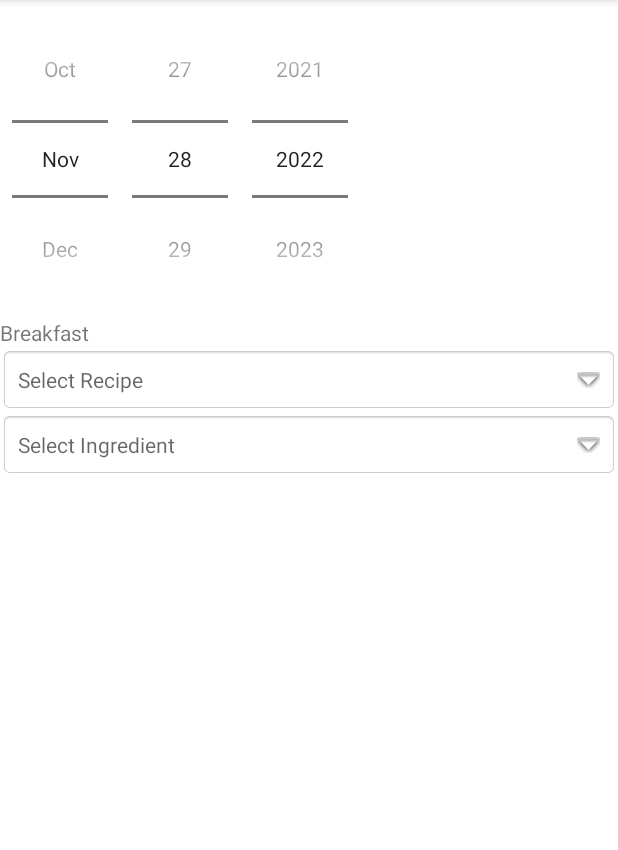
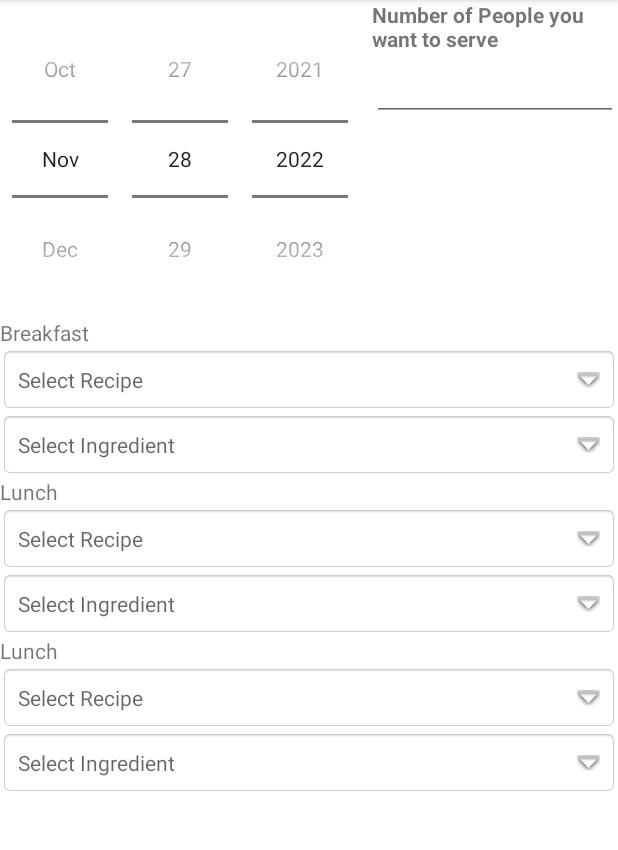
Before and after one commit to CMPUT301F22T30/FoodStory, an Android app: the AddMealPlanFragment screen opened through its navigation route, on a phone screen of 412 x 824 dp, the part 84-934 px from its top. Run offline under Robolectric (Android 15) with nearby library versions, the phone set to English and light mode, and no system bars; our stand-ins replace Firebase (no records; nobody signed in at launch, a user with empty details on screens opened directly), navigation-ui.

Commit message:
Breakfast, Lunch, Dinner options added

```diff
--- a/code/app/src/main/java/com/example/foodstory/AddMealPlanFragment.java
+++ b/code/app/src/main/java/com/example/foodstory/AddMealPlanFragment.java
@@ -38,27 +38,36 @@ public class AddMealPlanFragment extends Fragment {
 
     private AddMealPlanFragmentBinding binding;
     DatePicker mealPlanDate;
-    TextView breakfast_recipe_select;
 
+    String TAG = "Sample";
     FirebaseFirestore dbAddMealPlan;
     ArrayList<MealPlan> mealplans;
     ArrayAdapter<MealPlan> mealPlan_Adapter;
-    boolean[] selectedMealPlan;
-    ArrayList<Integer> selectedMpList = new ArrayList<>();
+
+    TextView breakfast_recipe_select;
     String[] recipeArray ;
-    String TAG = "Sample";
     RecipeClass recipefromdb;
     ArrayList<String> recipeNames;
 
     TextView breakfast_ingredient_select;
-    boolean[] selectedIngredient;
-    ArrayList<Integer> selectedIngList = new ArrayList<>();
+
     String[] ingredientArray;
     Ingredient ingredientfromdb;
     ArrayList<String> ingredientNames;
     public AddMealPlanFragment(){
     }
 
+    TextView lunch_recipe_select;
+    TextView lunch_ingredient_select;
+    TextView dinner_recipe_select;
+    TextView dinner_ingredient_select;
+
+    ArrayList<String> breakfast_recipe_array = new ArrayList<>();
+    ArrayList<String> breakfast_ingredient_array = new ArrayList<>();
+    ArrayList<String> lunch_recipe_array = new ArrayList<>();
+    ArrayList<String> lunch_ingredient_array = new ArrayList<>();
+    ArrayList<String> dinner_recipe_array = new ArrayList<>();
+    ArrayList<String> dinner_ingredient_array = new ArrayList<>();
 
 
     @Override
@@ -80,7 +89,15 @@ public class AddMealPlanFragment extends Fragment {
         CollectionReference mealplanReference = dbAddMealPlan.collection("MealPlans");
 
         breakfast_recipe_select = getView().findViewById(R.id.breakfast_recipe_select);
+        breakfast_ingredient_select = getView().findViewById(R.id.breakfast_ingredient_select);
+        lunch_recipe_select = getView().findViewById(R.id.lunch_recipe_select);
+        lunch_ingredient_select = getView().findViewById(R.id.lunch_ingredient_select);
+        dinner_recipe_select = getView().findViewById(R.id.dinner_recipe_select);
+        dinner_ingredient_select = getView().findViewById(R.id.dinner_ingredient_select);
+
         recipeNames = new ArrayList<>();
+        ingredientNames = new ArrayList<>();
+
         dbAddMealPlan.collection("Recipes").get().addOnCompleteListener(new OnCompleteListener<QuerySnapshot>() {
             @Override
             public void onComplete(@NonNull Task<QuerySnapshot> task) {
@@ -88,32 +105,11 @@ public class AddMealPlanFragment extends Fragment {
 
                     for (QueryDocumentSnapshot document : task.getResult()) {
                         recipefromdb = document.toObject(RecipeClass.class);
-                        Log.d(TAG, "recipename: " + recipefromdb.getTitle());
                         recipeNames.add(recipefromdb.getTitle());
                     }
-                    createRecipeDropdown(breakfast_recipe_select, recipeNames);
-
-                } else {
-                    Log.d(TAG, "Error getting documents: ", task.getException());
-                }
-
-            }
-        });
-
-
-        breakfast_ingredient_select = getView().findViewById(R.id.breakfast_ingredient_select);
-        ingredientNames = new ArrayList<>();
-        dbAddMealPlan.collection("Ingredients").get().addOnCompleteListener(new OnCompleteListener<QuerySnapshot>() {
-            @Override
-            public void onComplete(@NonNull Task<QuerySnapshot> task) {
-                if (task.isSuccessful()) {
-
-                    for (QueryDocumentSnapshot document : task.getResult()) {
-                        ingredientfromdb = document.toObject(Ingredient.class);
-                        Log.d(TAG, "ingname: " + ingredientfromdb.getName());
-                        ingredientNames.add(ingredientfromdb.getName());
-                    }
-                    createIngredientDropdown(breakfast_ingredient_select, ingredientNames);
+                    breakfast_recipe_array = createRecipeDropdown(breakfast_recipe_select, recipeNames);
+                    lunch_recipe_array = createRecipeDropdown(lunch_recipe_select, recipeNames);
+                    dinner_recipe_array = createRecipeDropdown(dinner_recipe_select, recipeNames);
 
 
                 } else {
@@ -126,8 +122,25 @@ public class AddMealPlanFragment extends Fragment {
 
 
 
+        dbAddMealPlan.collection("Ingredients").get().addOnCompleteListener(new OnCompleteListener<QuerySnapshot>() {
+            @Override
+            public void onComplete(@NonNull Task<QuerySnapshot> task) {
+                if (task.isSuccessful()) {
 
+                    for (QueryDocumentSnapshot document : task.getResult()) {
+                        ingredientfromdb = document.toObject(Ingredient.class);
+                        ingredientNames.add(ingredientfromdb.getName());
+                    }
+                    breakfast_ingredient_array = createIngredientDropdown(breakfast_ingredient_select, ingredientNames);
+                    lunch_ingredient_array = createIngredientDropdown(lunch_ingredient_select, ingredientNames);
+                    dinner_ingredient_array = createIngredientDropdown(dinner_ingredient_select, ingredientNames);
 
+                } else {
+                    Log.d(TAG, "Error getting documents: ", task.getException());
+                }
+
+            }
+        });
 
 
 
@@ -139,13 +152,14 @@ public class AddMealPlanFragment extends Fragment {
         binding = null;
     }
 
-    public void createRecipeDropdown(TextView breakfast_recipe_select, ArrayList<String> recipeNames){
+    public ArrayList<String> createRecipeDropdown(TextView breakfast_recipe_select, ArrayList<String> recipeNames){
+        ArrayList<Integer> selectedRecList = new ArrayList<>();
         recipeArray = new String[recipeNames.size()];
         for (int i =0; i < recipeNames.size(); i++){
             recipeArray[i] = recipeNames.get(i);
         }
-        selectedMealPlan = new boolean[recipeArray.length];
-
+        boolean[] selectedRecipe = new boolean[recipeArray.length];
+        ArrayList<String> final_recipe_names = new ArrayList<>();
         breakfast_recipe_select.setOnClickListener(new View.OnClickListener() {
             @Override
             public void onClick(View view) {
@@ -159,16 +173,16 @@ public class AddMealPlanFragment extends Fragment {
                 // set dialog non cancelable
                 builder.setCancelable(false);
 
-                builder.setMultiChoiceItems(recipeArray, selectedMealPlan, new DialogInterface.OnMultiChoiceClickListener() {
+                builder.setMultiChoiceItems(recipeArray, selectedRecipe, new DialogInterface.OnMultiChoiceClickListener() {
                     @Override
                     public void onClick(DialogInterface dialogInterface, int i, boolean b) {
                         if (b) {
                             // when checkbox selected : Add position  in mpList
-                            selectedMpList.add(i);
-                            Collections.sort(selectedMpList);
+                            selectedRecList.add(i);
+                            Collections.sort(selectedRecList);
                         } else {
                             // when checkbox unselected:  Remove position from mpList
-                            selectedMpList.remove(Integer.valueOf(i));
+                            selectedRecList.remove(Integer.valueOf(i));
                         }
                     }
                 });
@@ -179,11 +193,12 @@ public class AddMealPlanFragment extends Fragment {
                         // Initialize string builder
                         StringBuilder stringBuilder = new StringBuilder();
                         // use for loop
-                        for (int j = 0; j < selectedMpList.size(); j++) {
+                        for (int j = 0; j < selectedRecList.size(); j++) {
                             // concat array value
-                            stringBuilder.append(recipeArray[selectedMpList.get(j)]);
+                            stringBuilder.append(recipeArray[selectedRecList.get(j)]);
+                            final_recipe_names.add(recipeArray[selectedRecList.get(j)]);
                             // check condition
-                            if (j != selectedMpList.size() - 1) {
+                            if (j != selectedRecList.size() - 1) {
                                 // When j value  not equal
                                 // to lang list size - 1
                                 // add comma
@@ -206,11 +221,11 @@ public class AddMealPlanFragment extends Fragment {
                     @Override
                     public void onClick(DialogInterface dialogInterface, int i) {
                         // use for loop
-                        for (int j = 0; j < selectedMealPlan.length; j++) {
+                        for (int j = 0; j < selectedRecipe.length; j++) {
                             // remove all selection
-                            selectedMealPlan[j] = false;
+                            selectedRecipe[j] = false;
                             // clear language list
-                            selectedMpList.clear();
+                            selectedRecList.clear();
                             // clear text view value
                             breakfast_recipe_select.setText("");
                         }
@@ -221,18 +236,22 @@ public class AddMealPlanFragment extends Fragment {
             }
         });
 
+        return final_recipe_names;
+
+
+
 
     }
 
-    public void createIngredientDropdown(TextView breakfast_ingredient_select, ArrayList<String> ingredientNames ){
+    public ArrayList<String> createIngredientDropdown(TextView breakfast_ingredient_select, ArrayList<String> ingredientNames ){
         ingredientArray = new String[ingredientNames.size()];
         for (int i =0; i < ingredientNames.size(); i++){
-            Log.d(TAG, "title" + ingredientNames.get(i));
+
             ingredientArray[i] = ingredientNames.get(i);
         }
-        Log.d(TAG, "FINAL ARRAAY SIZE:  " + String.valueOf(ingredientArray.length));
-        selectedIngredient = new boolean[ingredientArray.length];
-
+        ArrayList<String> final_ingredient_names = new ArrayList<>();
+        boolean[] selectedIngredient = new boolean[ingredientArray.length];
+        ArrayList<Integer> selectedIngList = new ArrayList<>();
         breakfast_ingredient_select.setOnClickListener(new View.OnClickListener() {
             @Override
             public void onClick(View view) {
@@ -269,6 +288,7 @@ public class AddMealPlanFragment extends Fragment {
                         for (int j = 0; j < selectedIngList.size(); j++) {
                             // concat array value
                             stringBuilder.append(ingredientArray[selectedIngList.get(j)]);
+                            final_ingredient_names.add(ingredientArray[selectedIngList.get(j)]);
                             // check condition
                             if (j != selectedIngList.size() - 1) {
                                 // When j value  not equal
@@ -306,7 +326,10 @@ public class AddMealPlanFragment extends Fragment {
                 // show dialog
                 builder.show();
             }
+
         });
+
+        return final_ingredient_names;
     }
 
 
--- a/code/app/src/main/java/com/example/foodstory/MealPlan.java
+++ b/code/app/src/main/java/com/example/foodstory/MealPlan.java
@@ -16,6 +16,7 @@ public class MealPlan implements Serializable {
     private ArrayList<String> breakfastArray;
     private ArrayList<String> lunchArray;
     private ArrayList<String> dinnerArray;
+    private int numOfPeople;
 
 
     public String getMealPlanHeading() {
@@ -48,7 +49,12 @@ public class MealPlan implements Serializable {
 
     public ArrayList<String> getLunchArray(){return this.lunchArray; }
 
-    public ArrayList<String> getDinner(){return this.dinnerArray; }
+    public ArrayList<String>  getDinner(){return this.dinnerArray; }
+
+    public int getNumOfPeople() { return this.numOfPeople; }
+
+    public void setNumOfPeople(int numPeople){this.numOfPeople = numPeople; }
+
 
 
 
--- a/code/app/src/main/res/layout/add_meal_plan_fragment.xml
+++ b/code/app/src/main/res/layout/add_meal_plan_fragment.xml
@@ -10,7 +10,8 @@
 
     <LinearLayout
         android:layout_width="match_parent"
-        android:layout_height="wrap_content">
+        android:layout_height="wrap_content"
+        android:orientation="horizontal">
 
         <DatePicker
             android:id="@+id/meal_plan_datepicker"
@@ -19,6 +20,33 @@
             android:layout_gravity="center_horizontal"
             android:datePickerMode="spinner"
             android:calendarViewShown="false"/>
+
+        <LinearLayout
+            android:layout_width="wrap_content"
+            android:layout_height="match_parent"
+            android:layout_gravity="center_vertical"
+            android:orientation="vertical">
+
+            <TextView
+                android:layout_width="match_parent"
+                android:layout_height="wrap_content"
+                android:text="Number of People you want to serve"
+                android:layout_gravity="center_vertical"
+                android:textStyle="bold">
+            </TextView>
+
+            <EditText
+                android:layout_width="match_parent"
+                android:layout_height="wrap_content"
+                android:inputType="number"
+                android:layout_gravity="center_vertical"
+                android:id="@+id/num_of_servings">
+
+            </EditText>
+
+        </LinearLayout>
+
+
 
     </LinearLayout>
 
@@ -50,8 +78,99 @@
                 android:padding="12dp"
                 app:drawableRightCompat="@android:drawable/arrow_down_float" />
 
+
             <TextView
                 android:id="@+id/breakfast_ingredient_select"
+                android:layout_width="match_parent"
+                android:layout_height="wrap_content"
+                android:background="@android:drawable/editbox_background"
+                android:drawablePadding="16dp"
+                android:hint="Select Ingredient"
+                android:padding="12dp"
+                app:drawableRightCompat="@android:drawable/arrow_down_float" />
+
+
+        </LinearLayout>
+
+    </LinearLayout>
+
+
+    <LinearLayout
+        android:layout_width="match_parent"
+        android:layout_height="wrap_content"
+        android:orientation="vertical">
+
+        <TextView
+            android:layout_width="match_parent"
+            android:layout_height="wrap_content"
+            android:text="Lunch"
+            android:id="@+id/Lunch">
+
+        </TextView>
+
+        <LinearLayout
+            android:layout_width="match_parent"
+            android:layout_height="wrap_content"
+            android:orientation="vertical">
+
+            <TextView
+                android:id="@+id/lunch_recipe_select"
+                android:layout_width="match_parent"
+                android:layout_height="wrap_content"
+                android:background="@android:drawable/editbox_background"
+                android:drawablePadding="16dp"
+                android:hint="Select Recipe"
+                android:padding="12dp"
+                app:drawableRightCompat="@android:drawable/arrow_down_float" />
+
+
+            <TextView
+                android:id="@+id/lunch_ingredient_select"
+                android:layout_width="match_parent"
+                android:layout_height="wrap_content"
+                android:background="@android:drawable/editbox_background"
+                android:drawablePadding="16dp"
+                android:hint="Select Ingredient"
+                android:padding="12dp"
+                app:drawableRightCompat="@android:drawable/arrow_down_float" />
+
+
+        </LinearLayout>
+
+    </LinearLayout>
+
+
+    <LinearLayout
+        android:layout_width="match_parent"
+        android:layout_height="wrap_content"
+        android:orientation="vertical">
+
+        <TextView
+            android:layout_width="match_parent"
+            android:layout_height="wrap_content"
+            android:text="Lunch"
+            android:id="@+id/Dinner">
+
+        </TextView>
+
+        <LinearLayout
+            android:layout_width="match_parent"
+            android:layout_height="wrap_content"
+            android:orientation="vertical">
+
+            <TextView
+                android:id="@+id/dinner_recipe_select"
+                android:layout_width="match_parent"
+                android:layout_height="wrap_content"
+                android:background="@android:drawable/editbox_background"
+                android:drawablePadding="16dp"
+                android:hint="Select Recipe"
+                android:padding="12dp"
+                app:drawableRightCompat="@android:drawable/arrow_down_float" />
+
+
+            <TextView
+                android:id="@+id/dinner_ingredient_select"
                 android:layout_width="match_parent"
                 android:layout_height="wrap_content"
                 android:background="@android:drawable/editbox_background"
@@ -69,4 +188,5 @@
 
 
 
+
 </LinearLayout>
```
